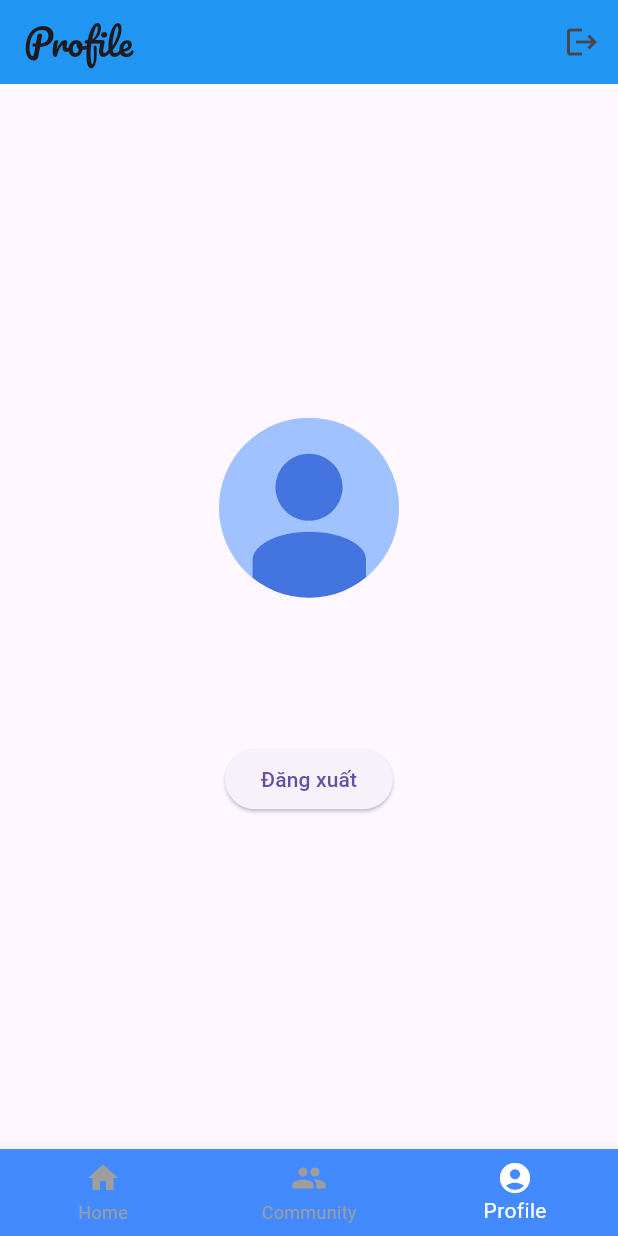
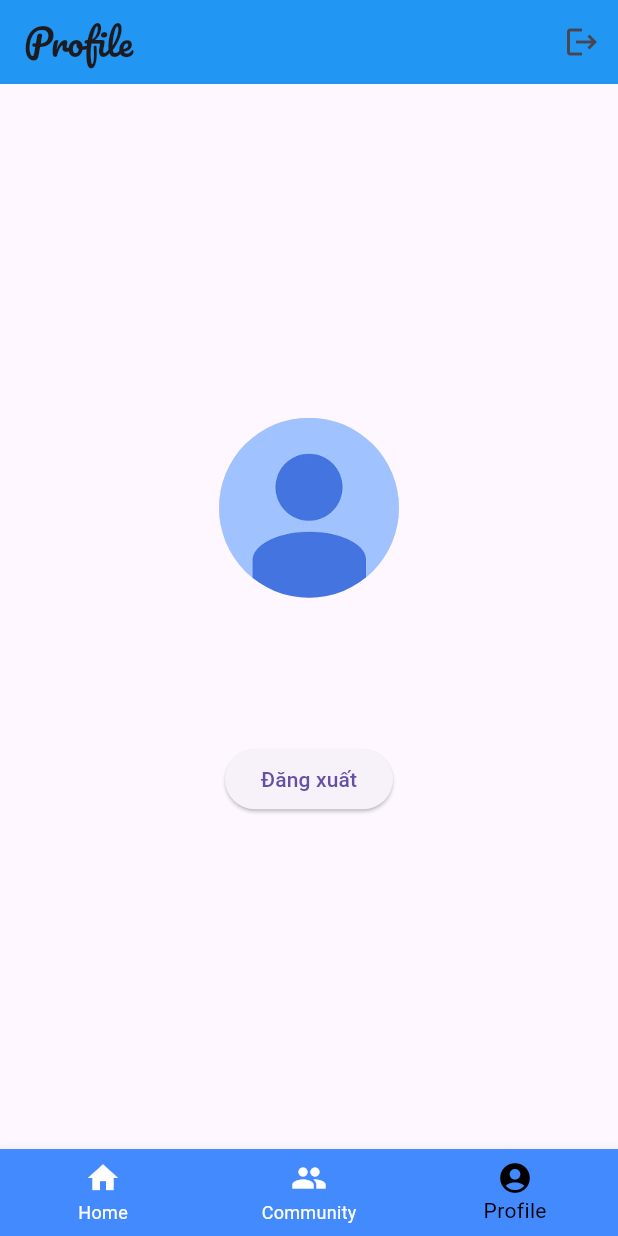
Before and after one commit to LeHongAnh-2180606387/news_reading_application, a Flutter app: the Dashboard screen opened directly, item 3 of the bottom bar chosen, on a phone screen of 412 x 824 dp. Run offline on Flutter 3.47's test engine with Material 3 defaults, Android fonts, the phone set to English and light mode, and no system bars; our stand-ins replace cloud_firestore, firebase_auth, firebase_core, firebase_messaging, geolocator, google_sign_in and 2 more; missing offline and left inert: flutter_inappwebview, flutter_web_auth; accounts and stored records are empty; network calls fail.

Commit message:
Update Dashboard.dart

```diff
--- a/lib/Screen/Dashboard.dart
+++ b/lib/Screen/Dashboard.dart
@@ -52,8 +52,8 @@ class _DashboardState extends State<Dashboard> {
           : _screens[_selectedIndex], // Hiển thị màn hình tương ứng
       bottomNavigationBar: BottomNavigationBar(
         backgroundColor: Colors.blueAccent, // Màu nền thanh Navigation
-        selectedItemColor: Colors.white, // Màu khi mục được chọn
-        unselectedItemColor: Colors.grey, // Màu khi mục không được chọn
+        selectedItemColor: Colors.black, // Màu khi mục được chọn
+        unselectedItemColor: Colors.white, // Màu khi mục không được chọn
         currentIndex: _selectedIndex,
         onTap: _onItemTapped,
         items: const <BottomNavigationBarItem>[
```
